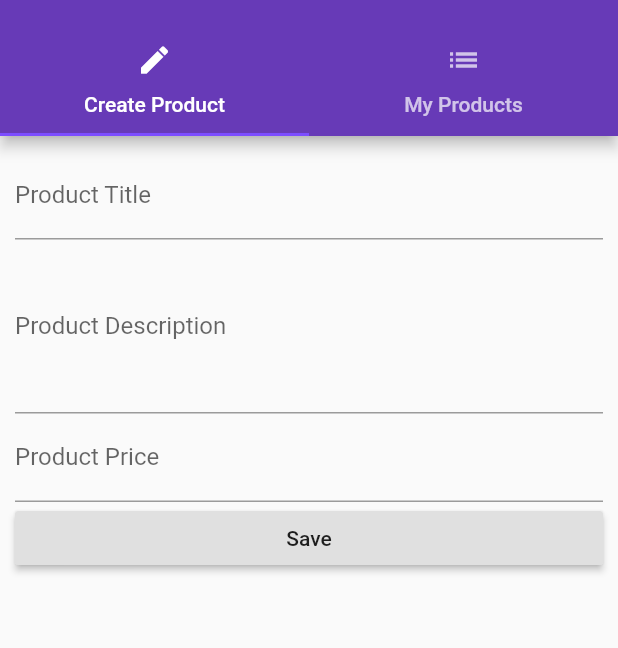
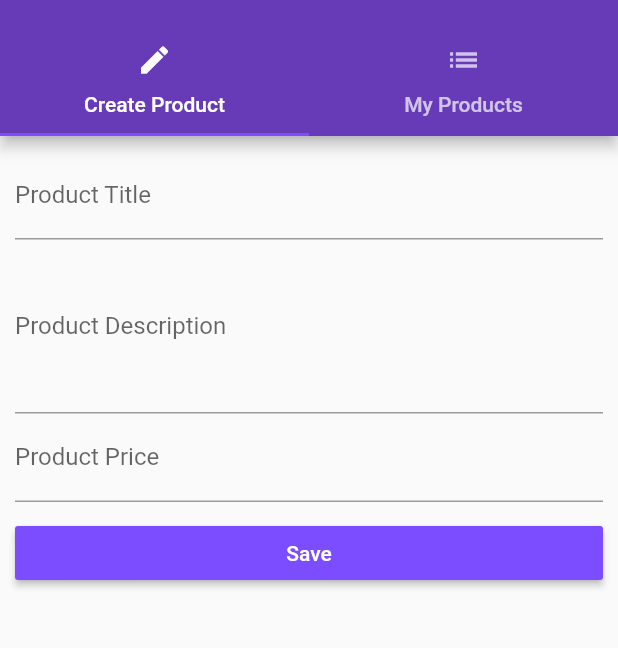
Before and after one commit to thiZguy/FlutterCourse, a Flutter app: the ProductAdminScreen screen opened by its route, on a phone screen of 412 x 824 dp, the part 59-707 px from its top. Run offline on Flutter 3.47's test engine with Material 2 defaults, Android fonts, the phone set to English and light mode, and no system bars.

Commit message:
form inputs were improved, class previous to assignment N.4

```diff
--- a/lib/screens/create_product.dart
+++ b/lib/screens/create_product.dart
@@ -48,8 +48,11 @@ class ProductCreateState extends State<ProductCreateTab> {
               });
             },
           ),
+          SizedBox(height: 10.0,),
           RaisedButton(
             child: Text('Save'),
+            textColor: Colors.white,
+            color: Theme.of(context).accentColor,
             onPressed: () {
               final Map<String, dynamic> product = {
                 'title': titleValue,
@@ -58,6 +61,7 @@ class ProductCreateState extends State<ProductCreateTab> {
                 'image': 'assets/food.jpg'
               };
               widget.addProduct(product);
+              Navigator.pushReplacementNamed(context, '/');
             },
           )
         ],
```
Also changed, not shown: lib/products.dart (+1 -6 lines).
